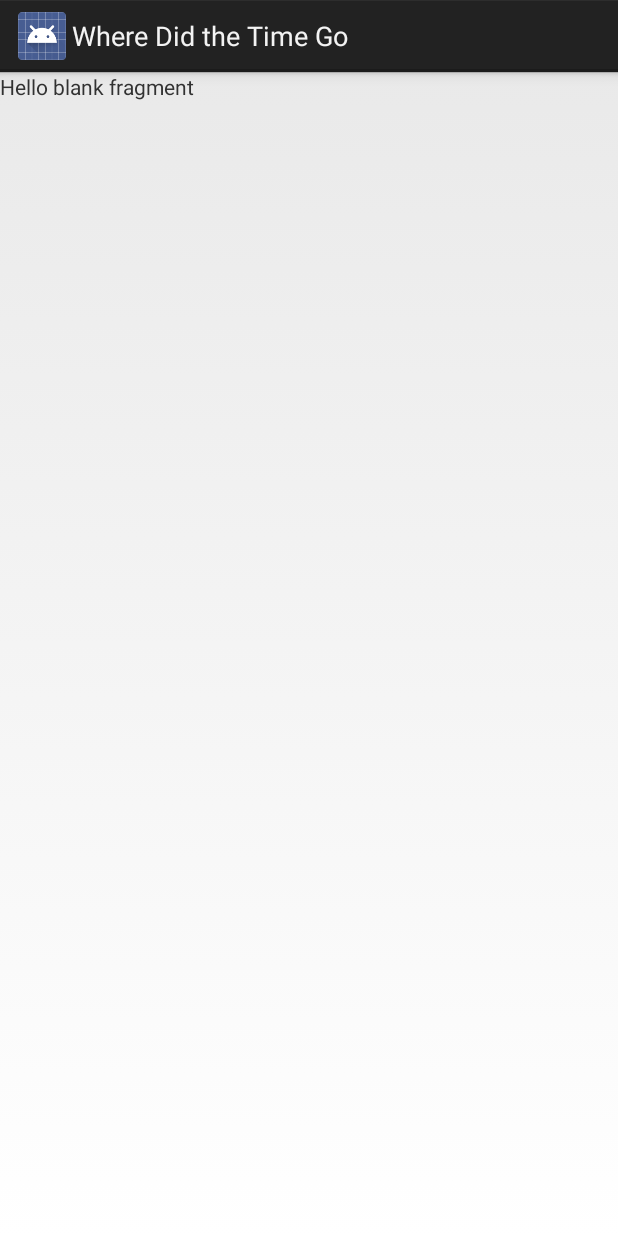
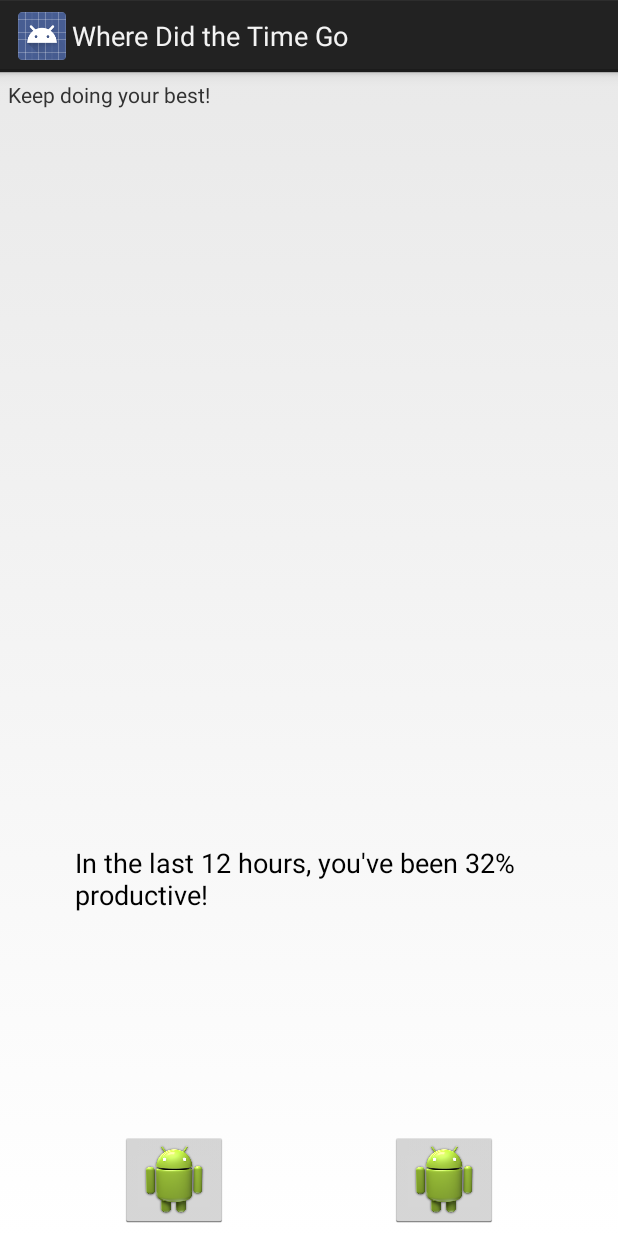
Before and after one commit to psybuzz/Where-Did-the-Time-Go, an Android app: the layout fragment_first_tab.xml on its own in the app's theme, with its tools: preview values and no code run, on a phone screen of 412 x 824 dp. Run offline under Robolectric (Android 15) with nearby library versions, the phone set to English and light mode, and no system bars.

Commit message:
Main page styling

```diff
--- a/app/src/main/res/layout/fragment_first_tab.xml
+++ b/app/src/main/res/layout/fragment_first_tab.xml
@@ -9,6 +9,45 @@
     <TextView
         android:layout_width="match_parent"
         android:layout_height="match_parent"
-        android:text="@string/hello_blank_fragment" />
+        android:text="@string/hello_blank_fragment"
+        android:layout_marginTop="5dp"
+        android:layout_marginLeft="5dp" />
+
+
+    <ImageButton
+        android:layout_width="wrap_content"
+        android:layout_height="wrap_content"
+        android:id="@+id/imageButton2"
+        android:layout_alignParentBottom="true"
+        android:layout_alignParentRight="true"
+        android:layout_alignParentEnd="true"
+        android:src="@drawable/ic_launcher"
+        android:layout_gravity="right|bottom"
+        android:layout_marginRight="80dp"
+        android:layout_marginBottom="5dp" />
+
+    <ImageButton
+        android:layout_width="wrap_content"
+        android:layout_height="wrap_content"
+        android:id="@+id/playButton"
+        android:layout_alignParentBottom="true"
+        android:layout_centerHorizontal="true"
+        android:src="@drawable/ic_launcher"
+        android:layout_gravity="left|bottom"
+        android:layout_marginLeft="80dp"
+        android:layout_marginBottom="5dp" />
+
+    <TextView
+        android:layout_width="wrap_content"
+        android:layout_height="wrap_content"
+        android:textAppearance="?android:attr/textAppearanceMedium"
+        android:text="In the last 12 hours, you&apos;ve been 32% productive!"
+        android:id="@+id/productivityText"
+        android:layout_above="@+id/playButton"
+        android:layout_centerHorizontal="true"
+        android:layout_gravity="center"
+        android:layout_marginTop="150dp"
+        android:layout_marginRight="50dp"
+        android:layout_marginLeft="50dp" />
 
 </FrameLayout>
--- a/app/src/main/res/values/strings.xml
+++ b/app/src/main/res/values/strings.xml
@@ -13,7 +13,7 @@
     <string name="unproductive">Unproductive</string>
     <string name="action_settings">Settings</string>
     <string name="title_activity_slider">SliderActivity</string>
-    <string name="hello_blank_fragment">Hello blank fragment</string>
+    <string name="hello_blank_fragment">Keep doing your best!</string>
     <string name="title_activity_achart_engine_pie_chart">AChartEnginePieChartActivity</string>
 
 </resources>
```
